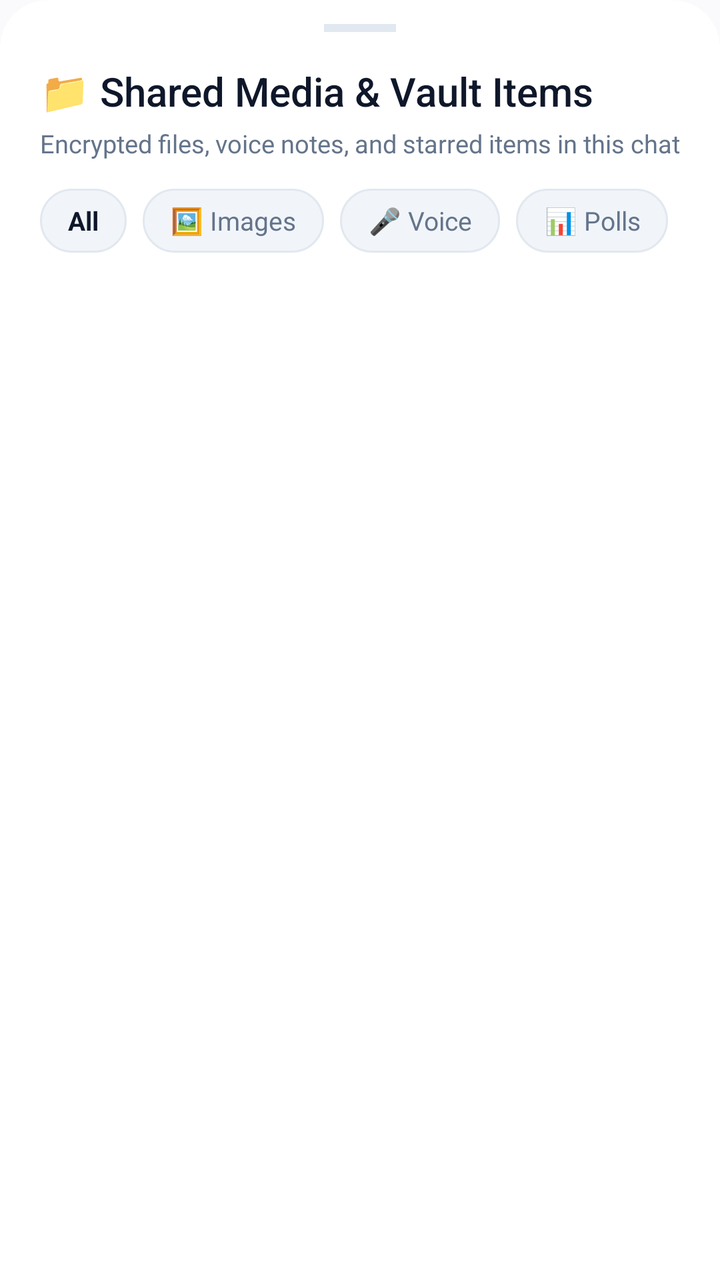
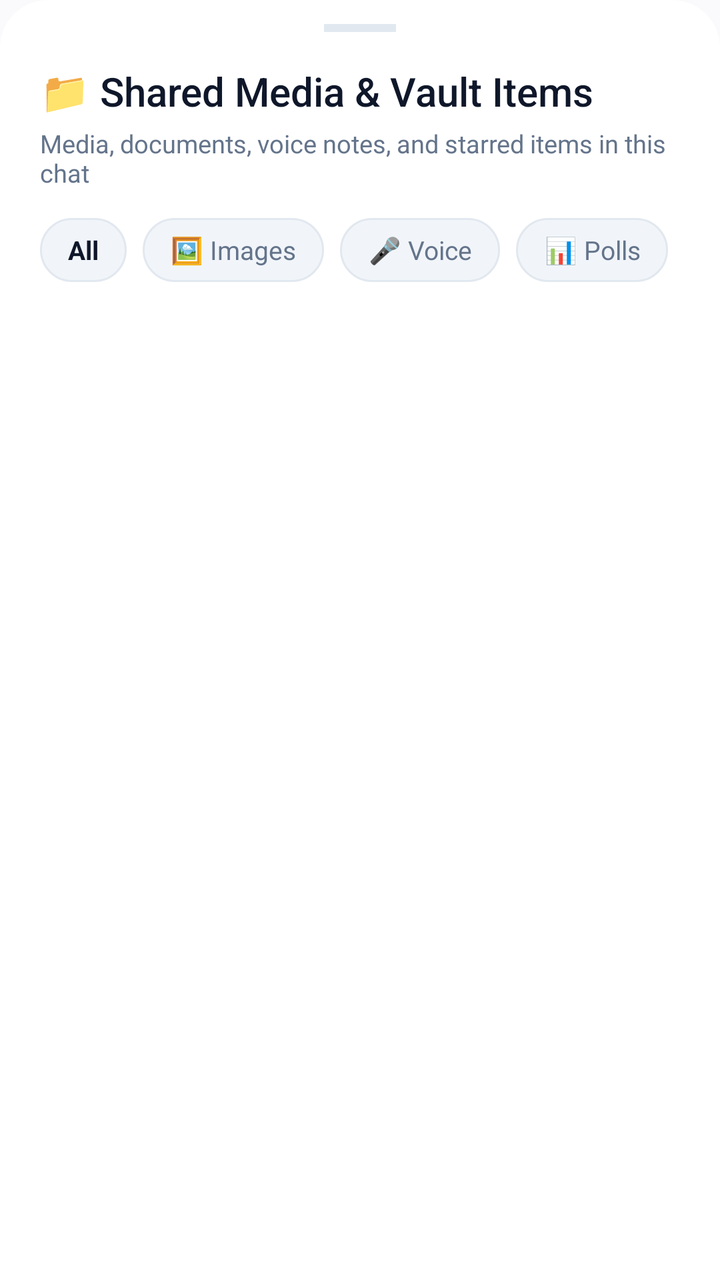

The first picture is an Android layout as it rendered before a commit; the second is the same layout after the commit. The layout source and the unified diff follow.
<!-- AndroidManifest.xml: application theme Theme.VEIL -->
<!-- res/layout/dialog_shared_media_sheet.xml -->
<?xml version="1.0" encoding="utf-8"?>
<LinearLayout xmlns:android="http://schemas.android.com/apk/res/android"
    xmlns:app="http://schemas.android.com/apk/res-auto"
    android:layout_width="match_parent"
    android:layout_height="wrap_content"
    android:orientation="vertical"
    android:background="@drawable/bottom_sheet_background"
    android:paddingStart="20dp"
    android:paddingEnd="20dp"
    android:paddingTop="12dp"
    android:paddingBottom="24dp">

    
    <View
        android:layout_width="36dp"
        android:layout_height="4dp"
        android:background="@color/colorOutline"
        android:layout_gravity="center_horizontal"
        android:layout_marginBottom="16dp" />

    <TextView
        android:layout_width="wrap_content"
        android:layout_height="wrap_content"
        android:text="📁 Shared Media &amp; Vault Items"
        android:textColor="@color/textPrimary"
        android:textSize="20sp"
        android:fontFamily="sans-serif-medium"
        android:layout_marginBottom="4dp" />

    <TextView
        android:id="@+id/tvSharedMediaSubtitle"
        android:layout_width="wrap_content"
        android:layout_height="wrap_content"
        android:text="Encrypted files, voice notes, and starred items in this chat"
        android:textColor="@color/textSecondary"
        android:textSize="12.5sp"
        android:layout_marginBottom="14dp" />

    
    <HorizontalScrollView
        android:layout_width="match_parent"
        android:layout_height="wrap_content"
        android:scrollbars="none"
        android:layout_marginBottom="14dp">

        <LinearLayout
            android:layout_width="wrap_content"
            android:layout_height="wrap_content"
            android:orientation="horizontal">

            <TextView
                android:id="@+id/chipMediaAll"
                android:layout_width="wrap_content"
                android:layout_height="32dp"
                android:background="@drawable/bg_filter_chip"
                android:gravity="center"
                android:paddingStart="14dp"
                android:paddingEnd="14dp"
                android:text="All"
                android:textColor="@color/textPrimary"
                android:textSize="13sp"
                android:textStyle="bold"
                android:layout_marginEnd="8dp" />

            <TextView
                android:id="@+id/chipMediaImages"
                android:layout_width="wrap_content"
                android:layout_height="32dp"
                android:background="@drawable/bg_filter_chip"
                android:gravity="center"
                android:paddingStart="14dp"
                android:paddingEnd="14dp"
                android:text="🖼️ Images"
                android:textColor="@color/textSecondary"
                android:textSize="13sp"
                android:layout_marginEnd="8dp" />

            <TextView
                android:id="@+id/chipMediaVoice"
                android:layout_width="wrap_content"
                android:layout_height="32dp"
                android:background="@drawable/bg_filter_chip"
                android:gravity="center"
                android:paddingStart="14dp"
                android:paddingEnd="14dp"
                android:text="🎤 Voice"
                android:textColor="@color/textSecondary"
                android:textSize="13sp"
                android:layout_marginEnd="8dp" />

            <TextView
                android:id="@+id/chipMediaPolls"
                android:layout_width="wrap_content"
                android:layout_height="32dp"
                android:background="@drawable/bg_filter_chip"
                android:gravity="center"
                android:paddingStart="14dp"
                android:paddingEnd="14dp"
                android:text="📊 Polls"
                android:textColor="@color/textSecondary"
                android:textSize="13sp"
                android:layout_marginEnd="8dp" />

            <TextView
                android:id="@+id/chipMediaStarred"
                android:layout_width="wrap_content"
                android:layout_height="32dp"
                android:background="@drawable/bg_filter_chip"
                android:gravity="center"
                android:paddingStart="14dp"
                android:paddingEnd="14dp"
                android:text="⭐ Starred"
                android:textColor="@color/textSecondary"
                android:textSize="13sp" />
        </LinearLayout>
    </HorizontalScrollView>

    
    <androidx.core.widget.NestedScrollView
        android:layout_width="match_parent"
        android:layout_height="wrap_content"
        android:maxHeight="340dp">

        <LinearLayout
            android:layout_width="match_parent"
            android:layout_height="wrap_content"
            android:orientation="vertical">

            
            <LinearLayout
                android:id="@+id/sharedMediaEmptyState"
                android:layout_width="match_parent"
                android:layout_height="wrap_content"
                android:orientation="vertical"
                android:gravity="center"
                android:paddingTop="32dp"
                android:paddingBottom="32dp"
                android:visibility="gone">

                <TextView
                    android:layout_width="wrap_content"
                    android:layout_height="wrap_content"
                    android:text="📂"
                    android:textSize="36sp"
                    android:layout_marginBottom="8dp" />

                <TextView
                    android:layout_width="wrap_content"
                    android:layout_height="wrap_content"
                    android:text="No items found"
                    android:textColor="@color/textPrimary"
                    android:textSize="15sp"
                    android:textStyle="bold"
                    android:layout_marginBottom="4dp" />

                <TextView
                    android:layout_width="wrap_content"
                    android:layout_height="wrap_content"
                    android:text="Shared photos, voice notes, and starred messages\nwill appear in this vault."
                    android:textColor="@color/textSecondary"
                    android:textSize="12.5sp"
                    android:gravity="center" />
            </LinearLayout>

            <LinearLayout
                android:id="@+id/sharedMediaItemsContainer"
                android:layout_width="match_parent"
                android:layout_height="wrap_content"
                android:orientation="vertical" />
        </LinearLayout>
    </androidx.core.widget.NestedScrollView>

</LinearLayout>
<!-- resources referenced by this layout -->
<resources>
  <color name="colorOutline">#E2E8F0</color>
  <color name="textPrimary">#0F172A</color>
  <color name="textSecondary">#64748B</color>
  <!-- drawable bg_filter_chip (drawable) -->
  <?xml version="1.0" encoding="utf-8"?>
  <shape xmlns:android="http://schemas.android.com/apk/res/android"
      android:shape="rectangle">
      <corners android:radius="18dp" />
      <solid android:color="@color/colorSurfaceVariant" />
      <stroke
          android:width="1dp"
          android:color="@color/colorOutline" />
  </shape>
  <!-- drawable bottom_sheet_background (drawable) -->
  <?xml version="1.0" encoding="utf-8"?>
  <shape xmlns:android="http://schemas.android.com/apk/res/android">
      <solid android:color="@color/colorSurface" />
      <corners
          android:topLeftRadius="24dp"
          android:topRightRadius="24dp" />
  </shape>
  <style name="Theme.VEIL" parent="Base.Theme.VEIL" />
  <color name="colorSurfaceVariant">#F1F5F9</color>
  <color name="colorSurface">#FFFFFF</color>
  <style name="Base.Theme.VEIL" parent="Theme.Material3.DayNight.NoActionBar">
          <item name="android:statusBarColor">@android:color/transparent</item>
          <item name="android:navigationBarColor">@android:color/transparent</item>
          <item name="android:windowLightStatusBar" tools:targetApi="m">true</item>
          <item name="colorPrimary">@color/colorPrimary</item>
          <item name="colorOnPrimary">@color/colorOnPrimary</item>
          <item name="colorPrimaryContainer">@color/colorPrimaryContainer</item>
          <item name="colorOnPrimaryContainer">@color/colorOnPrimaryContainer</item>
          <item name="colorSurface">@color/colorSurface</item>
          <item name="colorSurfaceVariant">@color/colorSurfaceVariant</item>
          <item name="colorOutline">@color/colorOutline</item>
          <item name="android:colorBackground">@color/colorBackground</item>
          <item name="bottomSheetDialogTheme">@style/ModernBottomSheetDialogTheme</item>
      </style>
  <color name="colorPrimary">#4F46E5</color>
  <color name="colorOnPrimary">#FFFFFF</color>
  <color name="colorPrimaryContainer">#EEF2FF</color>
  <color name="colorOnPrimaryContainer">#3730A3</color>
  <color name="colorBackground">#FAFAFC</color>
  <style name="ModernBottomSheetDialogTheme" parent="Theme.Material3.DayNight.BottomSheetDialog">
          <item name="bottomSheetStyle">@style/ModernBottomSheetStyle</item>
          <item name="android:windowIsFloating">false</item>
          <item name="android:statusBarColor">@android:color/transparent</item>
          <item name="android:navigationBarColor">@android:color/transparent</item>
      </style>
  <style name="ModernBottomSheetStyle" parent="Widget.Material3.BottomSheet">
          <item name="android:background">@android:color/transparent</item>
      </style>
</resources>

<!-- the commit's change to res/layout/dialog_shared_media_sheet.xml (unified diff, before → after) -->
@@ -31,7 +31,7 @@
         android:id="@+id/tvSharedMediaSubtitle"
         android:layout_width="wrap_content"
         android:layout_height="wrap_content"
-        android:text="Encrypted files, voice notes, and starred items in this chat"
+        android:text="Media, documents, voice notes, and starred items in this chat"
         android:textColor="@color/textSecondary"
         android:textSize="12.5sp"
         android:layout_marginBottom="14dp" />
